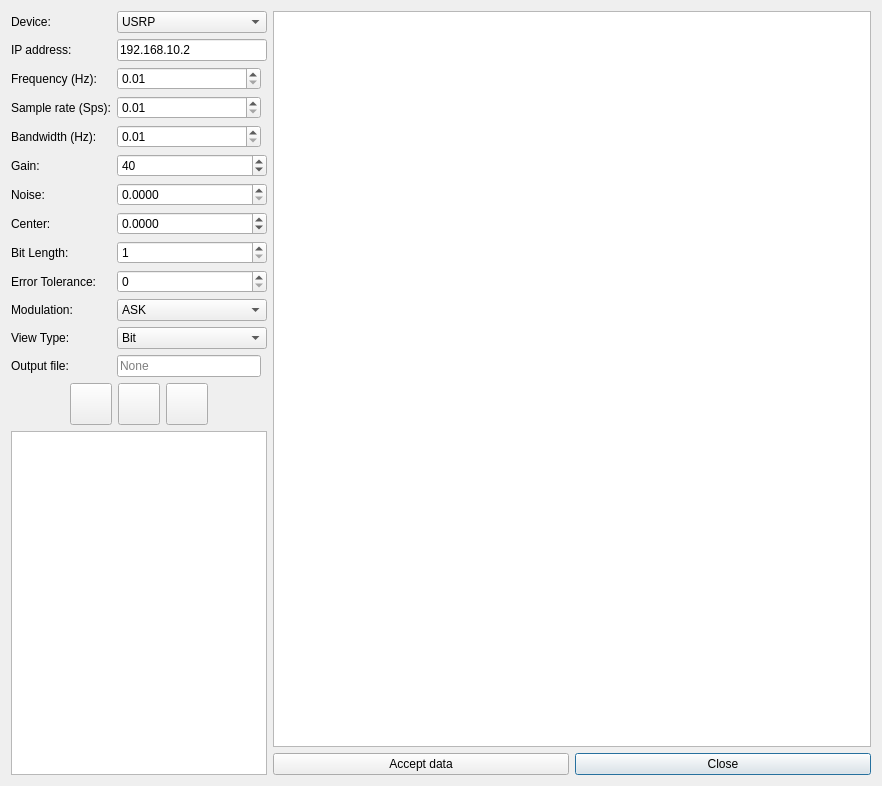
Above: ui/proto_sniff.ui from jopohl/urh before the change. Below: the same form after it.
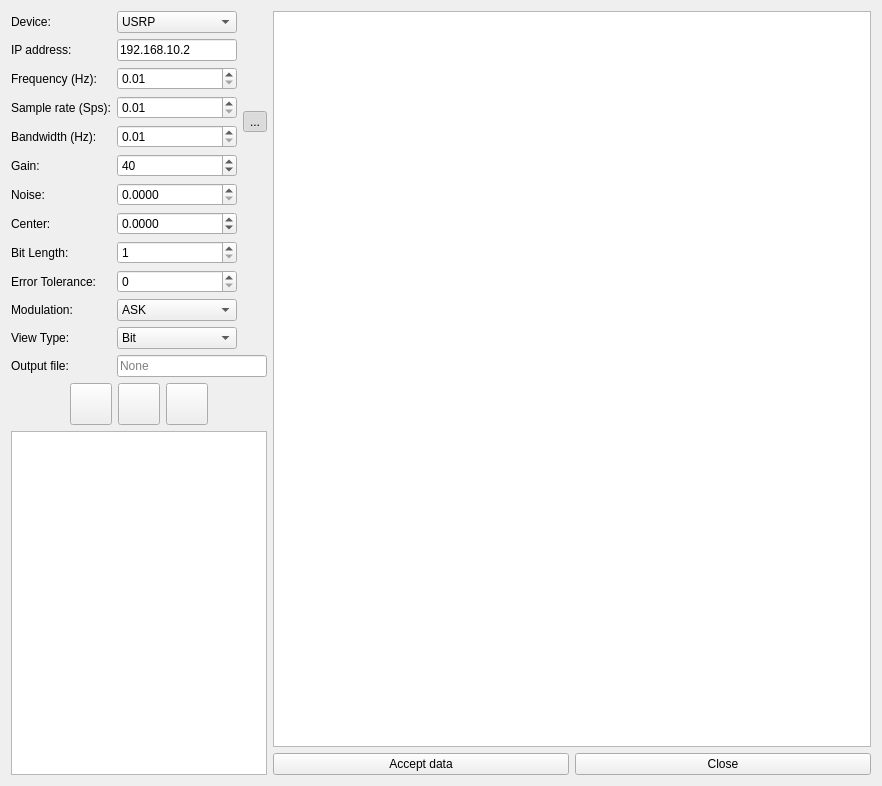
That is the form after the change. Icons and pictures are not drawn. Custom widgets are drawn as their Qt base class.

Patch:
```diff
--- a/ui/proto_sniff.ui
+++ b/ui/proto_sniff.ui
@@ -16,13 +16,6 @@
   <layout class="QGridLayout" name="gridLayout_3" columnstretch="0,1">
    <item row="0" column="0">
     <layout class="QGridLayout" name="gridLayout">
-     <item row="9" column="1" colspan="2">
-      <widget class="QSpinBox" name="spinboxErrorTolerance">
-       <property name="maximum">
-        <number>999999999</number>
-       </property>
-      </widget>
-     </item>
      <item row="10" column="0">
       <widget class="QLabel" name="label_6">
        <property name="text">
@@ -30,25 +23,6 @@
        </property>
       </widget>
      </item>
-     <item row="10" column="1" colspan="2">
-      <widget class="QComboBox" name="comboxModulation">
-       <item>
-        <property name="text">
-         <string>ASK</string>
-        </property>
-       </item>
-       <item>
-        <property name="text">
-         <string>FSK</string>
-        </property>
-       </item>
-       <item>
-        <property name="text">
-         <string>PSK</string>
-        </property>
-       </item>
-      </widget>
-     </item>
      <item row="9" column="0">
       <widget class="QLabel" name="label_10">
        <property name="text">
@@ -84,50 +58,6 @@
        </property>
       </widget>
      </item>
-     <item row="0" column="1" colspan="2">
-      <widget class="QComboBox" name="cbDevice">
-       <item>
-        <property name="text">
-         <string>USRP</string>
-        </property>
-       </item>
-       <item>
-        <property name="text">
-         <string>HackRF</string>
-        </property>
-       </item>
-      </widget>
-     </item>
-     <item row="7" column="1" colspan="2">
-      <widget class="QDoubleSpinBox" name="spinboxCenter">
-       <property name="decimals">
-        <number>4</number>
-       </property>
-       <property name="minimum">
-        <double>-3.140000000000000</double>
-       </property>
-       <property name="maximum">
-        <double>3.140000000000000</double>
-       </property>
-      </widget>
-     </item>
-     <item row="1" column="1" colspan="2">
-      <widget class="QLineEdit" name="lineEditIP">
-       <property name="text">
-        <string>192.168.10.2</string>
-       </property>
-      </widget>
-     </item>
-     <item row="5" column="1" colspan="2">
-      <widget class="QSpinBox" name="spinBoxGain">
-       <property name="minimum">
-        <number>1</number>
-       </property>
-       <property name="value">
-        <number>40</number>
-       </property>
-      </widget>
-     </item>
      <item row="2" column="0">
       <widget class="QLabel" name="label">
        <property name="text">
@@ -135,16 +65,6 @@
        </property>
       </widget>
      </item>
-     <item row="8" column="1" colspan="2">
-      <widget class="QSpinBox" name="spinboxBitLen">
-       <property name="minimum">
-        <number>1</number>
-       </property>
-       <property name="maximum">
-        <number>999999999</number>
-       </property>
-      </widget>
-     </item>
      <item row="3" column="0">
       <widget class="QLabel" name="label_2">
        <property name="text">
@@ -166,16 +86,6 @@
        </property>
       </widget>
      </item>
-     <item row="6" column="1" colspan="2">
-      <widget class="QDoubleSpinBox" name="spinboxNoise">
-       <property name="decimals">
-        <number>4</number>
-       </property>
-       <property name="maximum">
-        <double>1.000000000000000</double>
-       </property>
-      </widget>
-     </item>
      <item row="8" column="0">
       <widget class="QLabel" name="label_9">
        <property name="text">
@@ -190,25 +100,6 @@
        </property>
       </widget>
      </item>
-     <item row="11" column="1" colspan="2">
-      <widget class="QComboBox" name="comboBoxViewType">
-       <item>
-        <property name="text">
-         <string>Bit</string>
-        </property>
-       </item>
-       <item>
-        <property name="text">
-         <string>Hex</string>
-        </property>
-       </item>
-       <item>
-        <property name="text">
-         <string>ASCII</string>
-        </property>
-       </item>
-      </widget>
-     </item>
      <item row="12" column="0">
       <widget class="QLabel" name="label_12">
        <property name="text">
@@ -216,19 +107,6 @@
        </property>
       </widget>
      </item>
-     <item row="12" column="1">
-      <widget class="QLineEdit" name="lineEditOutputFile">
-       <property name="readOnly">
-        <bool>false</bool>
-       </property>
-       <property name="placeholderText">
-        <string>None</string>
-       </property>
-       <property name="clearButtonEnabled">
-        <bool>true</bool>
-       </property>
-      </widget>
-     </item>
      <item row="2" column="1">
       <widget class="KillerDoubleSpinBox" name="spinBoxFreq">
        <property name="minimum">
@@ -259,6 +137,145 @@
        </property>
       </widget>
      </item>
+     <item row="3" column="2" rowspan="2">
+      <widget class="QToolButton" name="btnLockBWSR">
+       <property name="text">
+        <string>...</string>
+       </property>
+       <property name="icon">
+        <iconset resource="../urh.qrc">
+         <normaloff>:/icons/data/icons/lock.svg</normaloff>:/icons/data/icons/lock.svg</iconset>
+       </property>
+       <property name="checkable">
+        <bool>true</bool>
+       </property>
+       <property name="checked">
+        <bool>true</bool>
+       </property>
+      </widget>
+     </item>
+     <item row="5" column="1">
+      <widget class="QSpinBox" name="spinBoxGain">
+       <property name="minimum">
+        <number>1</number>
+       </property>
+       <property name="value">
+        <number>40</number>
+       </property>
+      </widget>
+     </item>
+     <item row="6" column="1">
+      <widget class="QDoubleSpinBox" name="spinboxNoise">
+       <property name="decimals">
+        <number>4</number>
+       </property>
+       <property name="maximum">
+        <double>1.000000000000000</double>
+       </property>
+      </widget>
+     </item>
+     <item row="7" column="1">
+      <widget class="QDoubleSpinBox" name="spinboxCenter">
+       <property name="decimals">
+        <number>4</number>
+       </property>
+       <property name="minimum">
+        <double>-3.140000000000000</double>
+       </property>
+       <property name="maximum">
+        <double>3.140000000000000</double>
+       </property>
+      </widget>
+     </item>
+     <item row="8" column="1">
+      <widget class="QSpinBox" name="spinboxBitLen">
+       <property name="minimum">
+        <number>1</number>
+       </property>
+       <property name="maximum">
+        <number>999999999</number>
+       </property>
+      </widget>
+     </item>
+     <item row="9" column="1">
+      <widget class="QSpinBox" name="spinboxErrorTolerance">
+       <property name="maximum">
+        <number>999999999</number>
+       </property>
+      </widget>
+     </item>
+     <item row="1" column="1">
+      <widget class="QLineEdit" name="lineEditIP">
+       <property name="text">
+        <string>192.168.10.2</string>
+       </property>
+      </widget>
+     </item>
+     <item row="12" column="1" colspan="2">
+      <widget class="QLineEdit" name="lineEditOutputFile">
+       <property name="readOnly">
+        <bool>false</bool>
+       </property>
+       <property name="placeholderText">
+        <string>None</string>
+       </property>
+       <property name="clearButtonEnabled">
+        <bool>true</bool>
+       </property>
+      </widget>
+     </item>
+     <item row="10" column="1">
+      <widget class="QComboBox" name="comboxModulation">
+       <item>
+        <property name="text">
+         <string>ASK</string>
+        </property>
+       </item>
+       <item>
+        <property name="text">
+         <string>FSK</string>
+        </property>
+       </item>
+       <item>
+        <property name="text">
+         <string>PSK</string>
+        </property>
+       </item>
+      </widget>
+     </item>
+     <item row="11" column="1">
+      <widget class="QComboBox" name="comboBoxViewType">
+       <item>
+        <property name="text">
+         <string>Bit</string>
+        </property>
+       </item>
+       <item>
+        <property name="text">
+         <string>Hex</string>
+        </property>
+       </item>
+       <item>
+        <property name="text">
+         <string>ASCII</string>
+        </property>
+       </item>
+      </widget>
+     </item>
+     <item row="0" column="1">
+      <widget class="QComboBox" name="cbDevice">
+       <item>
+        <property name="text">
+         <string>USRP</string>
+        </property>
+       </item>
+       <item>
+        <property name="text">
+         <string>HackRF</string>
+        </property>
+       </item>
+      </widget>
+     </item>
     </layout>
    </item>
    <item row="1" column="0">
@@ -401,6 +418,9 @@
        <property name="text">
         <string>Close</string>
        </property>
+       <property name="autoDefault">
+        <bool>false</bool>
+       </property>
       </widget>
      </item>
      <item row="1" column="0">
@@ -408,6 +428,9 @@
        <property name="text">
         <string>Accept data</string>
        </property>
+       <property name="autoDefault">
+        <bool>false</bool>
+       </property>
       </widget>
      </item>
      <item row="0" column="0" colspan="2">
```
Left out of the diff: 27 changed lines with no effect on the pictures.
